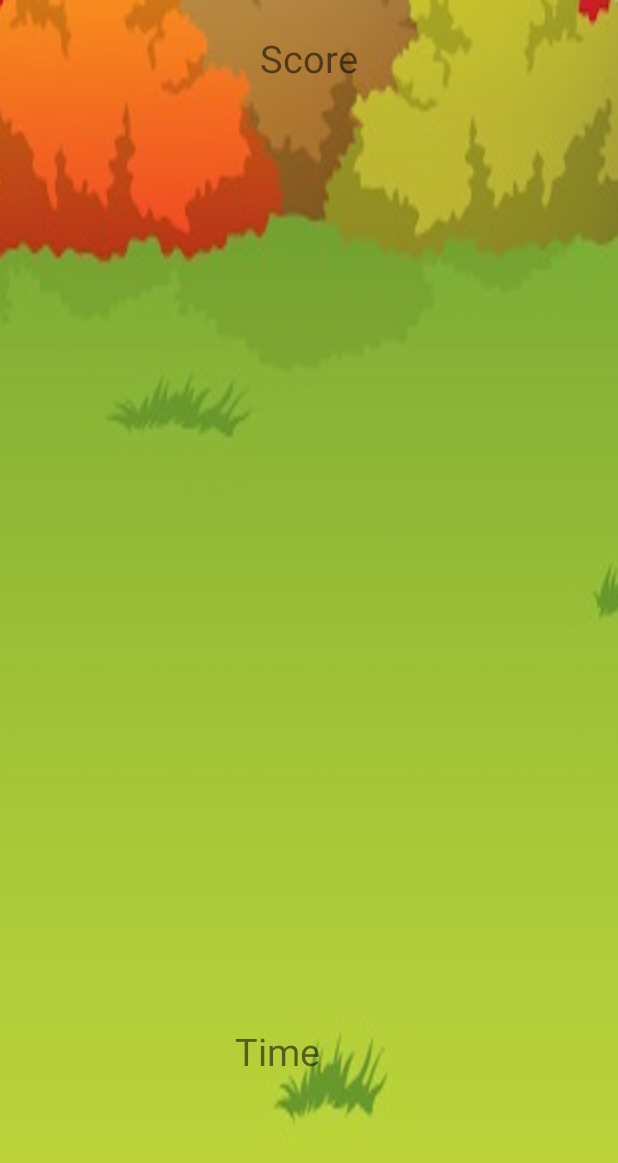
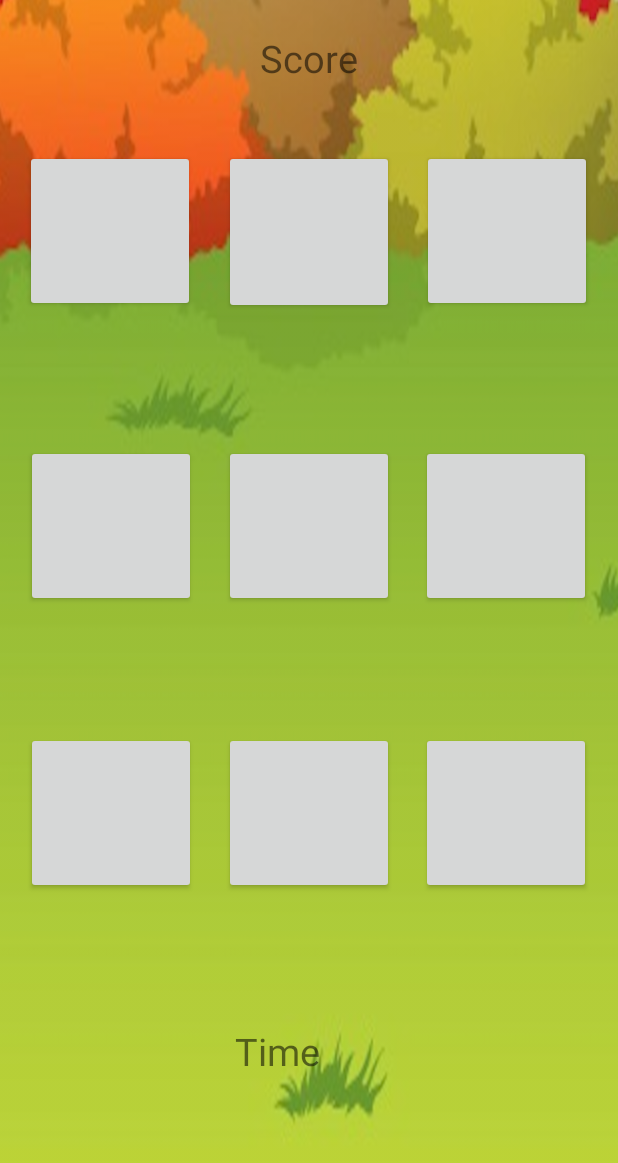
Before and after one commit to celenaf/whack-a-bunny, an Android app: the layout activity_game.xml on its own in the app's theme, with its tools: preview values and no code run, on a phone screen of 412 x 824 dp. Shown: the top 1163 px of the screen. Run offline under Robolectric (Android 15) with nearby library versions, the phone set to English and light mode, and no system bars.

Commit message:
New Message

```diff
--- a/app/src/main/java/com/example/celenaflores/practice/MainActivity.java
+++ b/app/src/main/java/com/example/celenaflores/practice/MainActivity.java
@@ -36,7 +36,7 @@ public class MainActivity extends AppCompatActivity {
             public void onClick(View view){
                 //create new intent
                 Intent i=new Intent(MainActivity.this, GameActivity1.class);
-                //start easy activity
+                //start hard activity
                 startActivity(i);
 
             }
--- a/app/src/main/res/layout/activity_game.xml
+++ b/app/src/main/res/layout/activity_game.xml
@@ -6,7 +6,7 @@
     android:layout_height="match_parent"
     android:background="@drawable/gamebackground">
 
-    <ImageView
+    <Button
         android:id="@+id/Button1"
         android:layout_width="113dp"
         android:layout_height="108dp"
@@ -23,7 +23,7 @@
         app:layout_constraintTop_toTopOf="parent"
         app:layout_constraintVertical_bias="0.131" />
 
-    <ImageView
+    <Button
         android:id="@+id/Button2"
         android:layout_width="113dp"
         android:layout_height="109dp"
@@ -40,7 +40,7 @@
         app:layout_constraintTop_toTopOf="parent"
         app:layout_constraintVertical_bias="0.132" />
 
-    <ImageView
+    <Button
         android:id="@+id/Button3"
         android:layout_width="113dp"
         android:layout_height="108dp"
@@ -92,7 +92,7 @@
         app:layout_constraintTop_toTopOf="parent"
         app:layout_constraintVertical_bias="0.919" />
 
-    <ImageView
+    <Button
         android:id="@+id/Button4"
         android:layout_width="113dp"
         android:layout_height="108dp"
@@ -103,7 +103,7 @@
         app:layout_constraintTop_toTopOf="parent"
         app:layout_constraintVertical_bias="0.414" />
 
-    <ImageView
+    <Button
         android:id="@+id/Button5"
         android:layout_width="113dp"
         android:layout_height="108dp"
@@ -118,7 +118,7 @@
         app:layout_constraintTop_toTopOf="parent"
         app:layout_constraintVertical_bias="0.414" />
 
-    <ImageView
+    <Button
         android:id="@+id/Button6"
         android:layout_width="113dp"
         android:layout_height="108dp"
@@ -129,7 +129,7 @@
         app:layout_constraintTop_toTopOf="parent"
         app:layout_constraintVertical_bias="0.414" />
 
-    <ImageView
+    <Button
         android:id="@+id/Button7"
         android:layout_width="113dp"
         android:layout_height="108dp"
@@ -140,7 +140,7 @@
         app:layout_constraintTop_toTopOf="parent"
         app:layout_constraintVertical_bias="0.682" />
 
-    <ImageView
+    <Button
         android:id="@+id/Button8"
         android:layout_width="113dp"
         android:layout_height="108dp"
@@ -151,7 +151,7 @@
         app:layout_constraintTop_toTopOf="parent"
         app:layout_constraintVertical_bias="0.682" />
 
-    <ImageView
+    <Button
         android:id="@+id/Button9"
         android:layout_width="113dp"
         android:layout_height="108dp"
```
